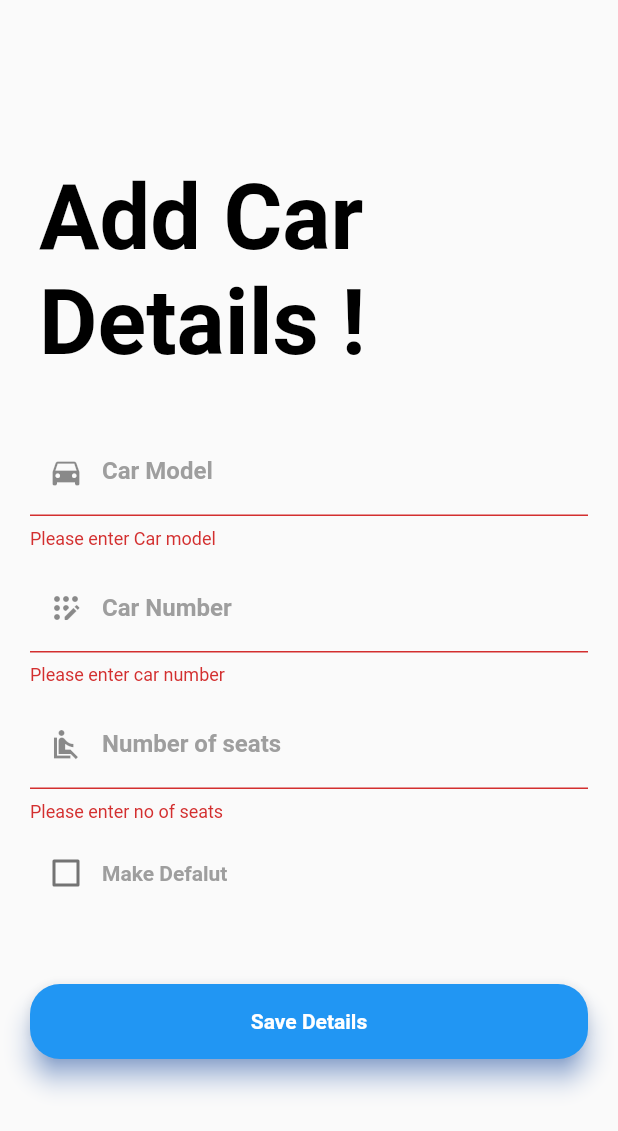
After one commit to TulsiLukhi1/RideShareApp, a Flutter app: the CarDetailScreen screen opened directly, after a tap on "Save Details", on a phone screen of 412 x 824 dp. The commit adds this screen. Shown: the top 1131 px of the screen. Run offline on Flutter 3.47's test engine with Material 2 defaults, Android fonts, the phone set to English and light mode, and no system bars; our stand-ins replace firebase_auth, firebase_core, firebase_database, flutter_map, fluttertoast, google_nav_bar and 1 more; missing offline and left inert: day_picker, flutter_cupertino_datetime_picker, open_street_map_search_and_pick; accounts and stored records are empty; Roboto replaces fonts that are missing (Montserrat).

Commit message:
Screen Added

```diff
--- /dev/null
+++ b/lib/Screen/cardetailsscreen.dart
@@ -0,0 +1,265 @@
+import 'dart:async';
+
+import 'package:firebase_auth/firebase_auth.dart';
+import 'package:firebase_database/firebase_database.dart';
+import 'package:flutter/material.dart';
+import 'package:flutter/services.dart';
+// import 'package:rideshare/Screens/tabscreen.dart';
+import '../Utills/utills.dart';
+
+class CarDetailScreen extends StatefulWidget {
+  const CarDetailScreen({super.key});
+
+  @override
+  State<CarDetailScreen> createState() => _CarDetailScreenState();
+}
+
+class _CarDetailScreenState extends State<CarDetailScreen> {
+  final _formKey = GlobalKey<FormState>();
+  final carTypeController = TextEditingController();
+  final carNumberController = TextEditingController();
+  final seatController = TextEditingController();
+  bool isDefault = false;
+  bool isLoading = false;
+
+  final databaseRef = FirebaseDatabase.instance.ref('CarInfo');
+  final FirebaseAuth _auth = FirebaseAuth.instance;
+
+  void addCarDetail() {
+    final User? user = _auth.currentUser;
+    final uid = user?.uid;
+    setState(() {
+      isLoading = true;
+    });
+
+    databaseRef.child(DateTime.now().millisecondsSinceEpoch.toString()).set({
+      'id': uid,
+      'carModel': carTypeController.text.toString(),
+      'carNumber': carNumberController.text.toString(),
+      'Seats': seatController.text.toString(),
+      'isDefault': isDefault,
+    }).then((value) {
+      setState(() {
+        isLoading = false;
+      });
+
+      // Navigator.pushNamed(context, "/editScreen").then((value) {
+      //   if (value) // if true and you have come back to your Settings screen
+      //     yourSharedPreferenceCode();
+      // });
+
+      Utills().toastSuccessMessage("Car Information added successfully!");
+      Navigator.pop(context);
+      // Navigator.of(context)
+      //     .pushReplacement(MaterialPageRoute(
+      //         builder: (BuildContext context) => const ShareRide()))
+      //     .then(onGoBack);
+    }).catchError((error) {
+      Utills().toastFaiureMessage(error.message);
+      setState(() {
+        isLoading = false;
+      });
+    });
+  }
+
+  FutureOr onGoBack(dynamic value) {
+    // refreshData();
+    initState();
+    // setState(() {});
+  }
+
+  @override
+  void dispose() {
+    super.dispose();
+    carTypeController.dispose();
+    carNumberController.dispose();
+    seatController.dispose();
+  }
+
+  @override
+  Widget build(BuildContext context) {
+    return Scaffold(
+      body: SingleChildScrollView(
+        child: Form(
+          key: _formKey,
+          child: Container(
+            child: Column(children: [
+              const SizedBox(
+                height: 100,
+              ),
+              Row(
+                children: const [
+                  Padding(
+                    padding: EdgeInsets.fromLTRB(26, 10, 0.0, 0.0),
+                    child: Text(
+                      "Add Car",
+                      style: TextStyle(
+                        fontFamily: "Montserrat",
+                        fontSize: 60,
+                        fontWeight: FontWeight.w700,
+                        color: Colors.black,
+                      ),
+                    ),
+                  )
+                ],
+              ),
+              Row(
+                children: const [
+                  Padding(
+                    padding: EdgeInsets.fromLTRB(26, 0.0, 8.0, 0.0),
+                    child: Text(
+                      "Details !",
+                      style: TextStyle(
+                        fontFamily: "Montserrat",
+                        fontSize: 60,
+                        fontWeight: FontWeight.w700,
+                        color: Colors.black,
+                      ),
+                    ),
+                  ),
+                ],
+              ),
+              Container(
+                padding:
+                    const EdgeInsets.only(top: 35.0, left: 20.0, right: 20.0),
+                child: Column(
+                  children: [
+                    TextFormField(
+                      controller: carTypeController,
+                      keyboardType: TextInputType.emailAddress,
+                      validator: (value) {
+                        if (value!.isEmpty) {
+                          return "Please enter Car model";
+                        } else {
+                          return null;
+                        }
+                      },
+                      decoration: const InputDecoration(
+                          labelText: 'Car Model',
+                          labelStyle: TextStyle(
+                              fontFamily: 'Montserrat',
+                              fontWeight: FontWeight.bold,
+                              color: Colors.grey),
+                          prefixIcon: Icon(Icons.directions_car),
+                          focusedBorder: UnderlineInputBorder(
+                              borderSide: BorderSide(color: Colors.black))),
+                    ),
+                    const SizedBox(height: 10.0),
+                    TextFormField(
+                      controller: carNumberController,
+                      keyboardType: TextInputType.text,
+                      validator: (value) {
+                        if (value!.isEmpty) {
+                          return "Please enter car number";
+                        } else {
+                          return null;
+                        }
+                      },
+                      decoration: const InputDecoration(
+                          labelText: 'Car Number ',
+                          prefixIcon: Icon(Icons.app_registration_rounded),
+                          labelStyle: TextStyle(
+                              fontFamily: 'Montserrat',
+                              fontWeight: FontWeight.bold,
+                              color: Colors.grey),
+                          focusedBorder: UnderlineInputBorder(
+                              borderSide: BorderSide(color: Colors.black))),
+                    ),
+                    const SizedBox(height: 10.0),
+                    TextFormField(
+                      controller: seatController,
+                      keyboardType: TextInputType.number,
+                      inputFormatters: <TextInputFormatter>[
+                        FilteringTextInputFormatter.digitsOnly
+                      ],
+                      validator: (value) {
+                        var numValue = int.tryParse(value!);
+
+                        if (value.isEmpty) {
+                          return "Please enter no of seats";
+                        } else if (numValue! >= 7 && numValue < 0) {
+                          return "Enter number between 1 to 6";
+                        } else {
+                          return null;
+                        }
+                      },
+                      decoration: const InputDecoration(
+                          labelText: 'Number of seats  ',
+                          prefixIcon:
+                              Icon(Icons.airline_seat_recline_normal_sharp),
+                          labelStyle: TextStyle(
+                              fontFamily: 'Montserrat',
+                              fontWeight: FontWeight.bold,
+                              color: Colors.grey),
+                          focusedBorder: UnderlineInputBorder(
+                              borderSide: BorderSide(color: Colors.black))),
+                    ),
+                    const SizedBox(height: 10.0),
+                    Row(
+                      children: [
+                        Checkbox(
+                          value: isDefault,
+                          onChanged: (bool? value) {
+                            setState(() {
+                              isDefault = value!;
+                            });
+                          },
+                        ),
+                        const Text(
+                          'Make Defalut',
+                          style: TextStyle(
+                              fontSize: 14.0,
+                              fontFamily: 'Montserrat',
+                              fontWeight: FontWeight.bold,
+                              color: Colors.grey),
+                        ),
+                      ],
+                    ),
+                    const SizedBox(
+                      height: 50,
+                    ),
+                    SizedBox(
+                      height: 50.0,
+                      child: ElevatedButton(
+                        style: ElevatedButton.styleFrom(
+                          shadowColor: Colors.blueAccent,
+                          backgroundColor: Colors.blue,
+                          elevation: 7.0, //elevation of button
+                          shape: RoundedRectangleBorder(
+                              //to set border radius to button
+                              borderRadius: BorderRadius.circular(20)),
+                        ),
+                        onPressed: () {
+                          if (_formKey.currentState!.validate()) {
+                            addCarDetail();
+                          }
+                        },
+                        child: Center(
+                          child: isLoading
+                              ? const CircularProgressIndicator(
+                                  strokeWidth: 3,
+                                  color: Colors.white,
+                                )
+                              : const Text(
+                                  'Save Details',
+                                  style: TextStyle(
+                                      color: Colors.white,
+                                      fontWeight: FontWeight.bold,
+                                      fontFamily: 'Montserrat'),
+                                ),
+                        ),
+                      ),
+                    ),
+                    const SizedBox(
+                      height: 20,
+                    ),
+                  ],
+                ),
+              )
+            ]),
+          ),
+        ),
+      ),
+    );
+  }
+}
--- a/lib/Screen/shareridescreen.dart
+++ b/lib/Screen/shareridescreen.dart
@@ -5,7 +5,7 @@ import 'package:flutter/material.dart';
 import 'package:flutter_cupertino_datetime_picker/flutter_cupertino_datetime_picker.dart';
 import 'package:intl/intl.dart';
 import 'package:rideshare/MainScreen/main_screen.dart';
-import '../Screens/cardetails.dart';
+import 'package:rideshare/Screen/cardetailsscreen.dart';
 import '../Utills/utills.dart';
 import '../Widgets/mybutton.dart';
 
--- /dev/null
+++ b/lib/Screen/updateprofile.dart
@@ -0,0 +1,16 @@
+import 'package:flutter/src/widgets/framework.dart';
+import 'package:flutter/src/widgets/placeholder.dart';
+
+class UpdateProfileScreen extends StatefulWidget {
+  const UpdateProfileScreen({super.key});
+
+  @override
+  State<UpdateProfileScreen> createState() => _UpdateProfileScreenState();
+}
+
+class _UpdateProfileScreenState extends State<UpdateProfileScreen> {
+  @override
+  Widget build(BuildContext context) {
+    return const Placeholder();
+  }
+}
--- a/lib/TabPages/account_tab.dart
+++ b/lib/TabPages/account_tab.dart
@@ -1,8 +1,8 @@
 import 'package:firebase_auth/firebase_auth.dart';
 import 'package:flutter/material.dart';
-import 'package:rideshare/Screens/update_profile.dart';
 
 import '../Auth/loginscreen.dart';
+import '../Screen/updateprofile.dart';
 import '../Utills/utills.dart';
 
 class AccountTabScreen extends StatefulWidget {
```
